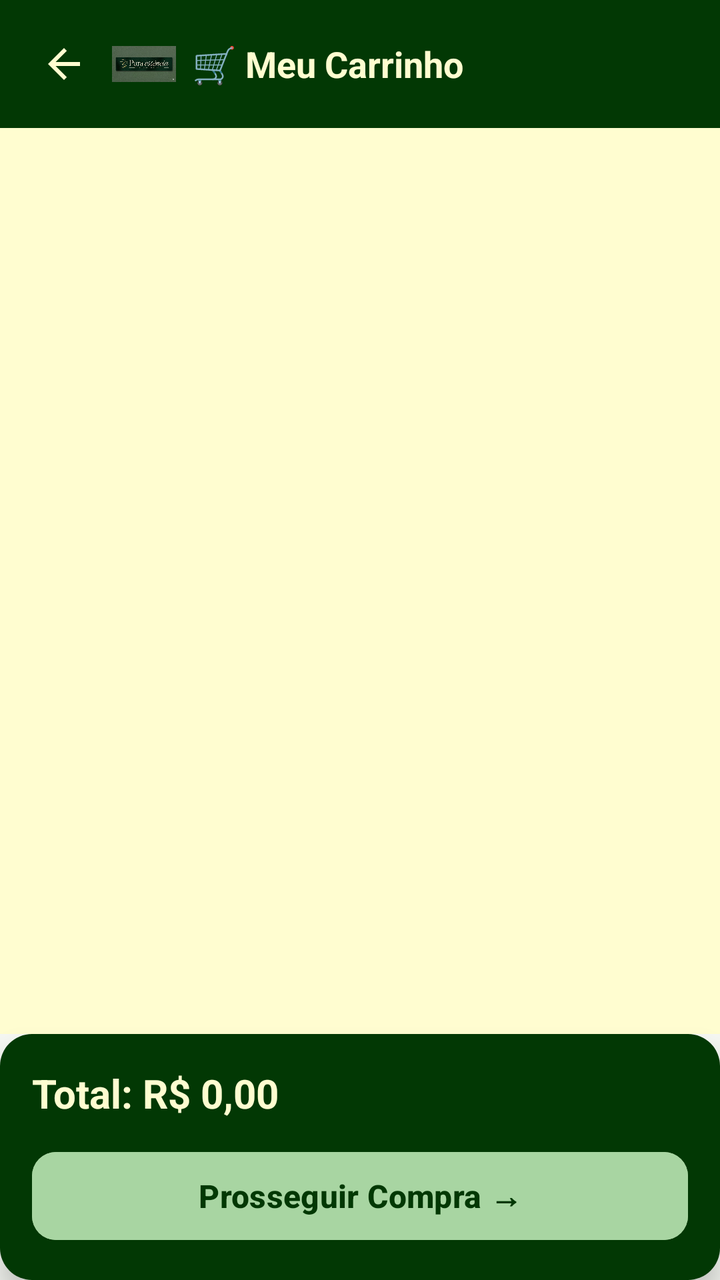
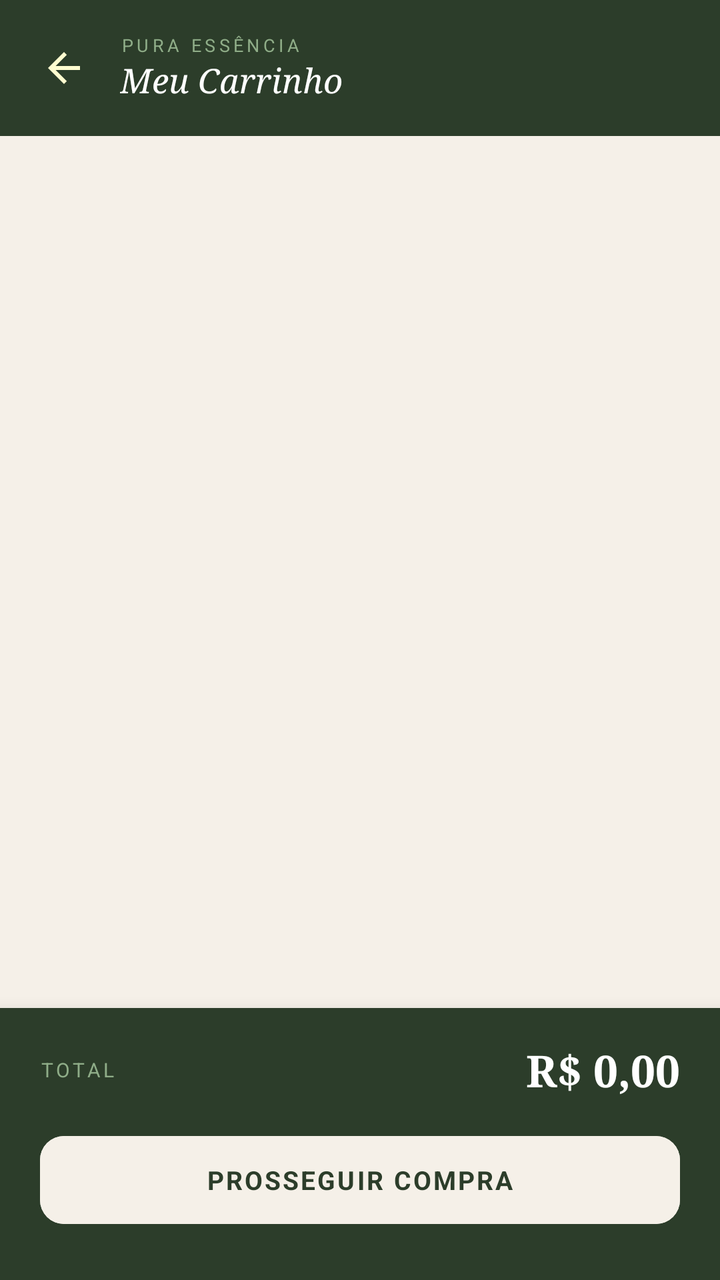

Screens rendered from an Android XML layout before and after an edit, with the pre-edit source and the edit as a unified diff.
<!-- AndroidManifest.xml: application theme Theme.AppLoginTest -->
<!-- res/layout/activity_carrinho.xml -->
<?xml version="1.0" encoding="utf-8"?>
<androidx.constraintlayout.widget.ConstraintLayout xmlns:android="http://schemas.android.com/apk/res/android"
    xmlns:app="http://schemas.android.com/apk/res-auto"
    android:id="@+id/main"
    android:layout_width="match_parent"
    android:layout_height="match_parent"
    android:background="#F5F7F2">

    
    <LinearLayout
        android:id="@+id/header"
        android:layout_width="0dp"
        android:layout_height="wrap_content"
        android:background="#023804"
        android:gravity="center_vertical"
        android:orientation="horizontal"
        android:padding="12dp"
        app:layout_constraintEnd_toEndOf="parent"
        app:layout_constraintStart_toStartOf="parent"
        app:layout_constraintTop_toTopOf="parent">

        <ImageButton
            android:id="@+id/btnVoltar"
            android:layout_width="40dp"
            android:layout_height="40dp"
            android:background="?attr/selectableItemBackgroundBorderless"
            android:src="@drawable/ic_seta_voltar"
            android:contentDescription="Voltar" />

        <ImageView
            android:layout_width="32dp"
            android:layout_height="32dp"
            android:layout_marginStart="4dp"
            app:srcCompat="@drawable/icone_essencia" />

        <TextView
            android:layout_width="0dp"
            android:layout_height="wrap_content"
            android:layout_marginStart="8dp"
            android:layout_weight="1"
            android:text="🛒 Meu Carrinho"
            android:textColor="#FFFDD0"
            android:textSize="18sp"
            android:textStyle="bold" />
    </LinearLayout>

    
    <androidx.recyclerview.widget.RecyclerView
        android:id="@+id/recyclerCarrinho"
        android:layout_width="0dp"
        android:layout_height="0dp"
        android:background="#FFFDD0"
        app:layout_constraintBottom_toTopOf="@+id/cardRodape"
        app:layout_constraintEnd_toEndOf="parent"
        app:layout_constraintStart_toStartOf="parent"
        app:layout_constraintTop_toBottomOf="@+id/header" />

    
    <TextView
        android:id="@+id/tvCarrinhoVazio"
        android:layout_width="wrap_content"
        android:layout_height="wrap_content"
        android:text="🛒 Carrinho vazio"
        android:textColor="#888"
        android:textSize="16sp"
        android:visibility="gone"
        app:layout_constraintBottom_toTopOf="@+id/cardRodape"
        app:layout_constraintEnd_toEndOf="parent"
        app:layout_constraintStart_toStartOf="parent"
        app:layout_constraintTop_toBottomOf="@+id/header" />

    
    <androidx.cardview.widget.CardView
        android:id="@+id/cardRodape"
        android:layout_width="0dp"
        android:layout_height="wrap_content"
        app:cardCornerRadius="16dp"
        app:cardElevation="8dp"
        app:layout_constraintBottom_toBottomOf="parent"
        app:layout_constraintEnd_toEndOf="parent"
        app:layout_constraintStart_toStartOf="parent">

        <LinearLayout
            android:layout_width="match_parent"
            android:layout_height="wrap_content"
            android:orientation="vertical"
            android:padding="16dp"
            android:background="#023804">

            <TextView
                android:id="@+id/tvTotal"
                android:layout_width="wrap_content"
                android:layout_height="wrap_content"
                android:text="Total: R$ 0,00"
                android:textColor="#FFFDD0"
                android:textSize="20sp"
                android:textStyle="bold" />

            <Button
                android:id="@+id/btnProsseguir"
                android:layout_width="match_parent"
                android:layout_height="52dp"
                android:layout_marginTop="12dp"
                android:backgroundTint="#A8D5A2"
                android:text="Prosseguir Compra →"
                android:textColor="#023804"
                android:textSize="16sp"
                android:textStyle="bold"
                app:cornerRadius="12dp" />
        </LinearLayout>
    </androidx.cardview.widget.CardView>

</androidx.constraintlayout.widget.ConstraintLayout>
<!-- resources referenced by this layout -->
<resources>
  <!-- drawable ic_seta_voltar (drawable) -->
  <vector xmlns:android="http://schemas.android.com/apk/res/android"
      android:width="24dp"
      android:height="24dp"
      android:viewportWidth="24"
      android:viewportHeight="24">
      <path
          android:fillColor="#FFFDD0"
          android:pathData="M20,11H7.83l5.59,-5.59L12,4l-8,8 8,8 1.41,-1.41L7.83,13H20v-2z"/>
  </vector>
  <!-- drawable icone_essencia: png bitmap (drawable, 532752 bytes) -->
  <style name="Theme.AppLoginTest" parent="Base.Theme.AppLoginTest" />
  <style name="Base.Theme.AppLoginTest" parent="Theme.Material3.DayNight.NoActionBar">
          
          
      </style>
</resources>

<!-- the commit's change to res/layout/activity_carrinho.xml (unified diff, before → after) -->
@@ -1,20 +1,24 @@
 <?xml version="1.0" encoding="utf-8"?>
-<androidx.constraintlayout.widget.ConstraintLayout xmlns:android="http://schemas.android.com/apk/res/android"
+<androidx.constraintlayout.widget.ConstraintLayout
+    xmlns:android="http://schemas.android.com/apk/res/android"
     xmlns:app="http://schemas.android.com/apk/res-auto"
     android:id="@+id/main"
     android:layout_width="match_parent"
     android:layout_height="match_parent"
-    android:background="#F5F7F2">
+    android:background="@color/creme_fundo">
 
     
     <LinearLayout
         android:id="@+id/header"
         android:layout_width="0dp"
         android:layout_height="wrap_content"
-        android:background="#023804"
+        android:background="@color/verde_escuro"
         android:gravity="center_vertical"
         android:orientation="horizontal"
-        android:padding="12dp"
+        android:paddingStart="12dp"
+        android:paddingEnd="16dp"
+        android:paddingTop="14dp"
+        android:paddingBottom="14dp"
         app:layout_constraintEnd_toEndOf="parent"
         app:layout_constraintStart_toStartOf="parent"
         app:layout_constraintTop_toTopOf="parent">
@@ -27,21 +31,30 @@
             android:src="@drawable/ic_seta_voltar"
             android:contentDescription="Voltar" />
 
-        <ImageView
-            android:layout_width="32dp"
-            android:layout_height="32dp"
-            android:layout_marginStart="4dp"
-            app:srcCompat="@drawable/icone_essencia" />
-
-        <TextView
+        <LinearLayout
             android:layout_width="0dp"
             android:layout_height="wrap_content"
+            android:layout_weight="1"
             android:layout_marginStart="8dp"
-            android:layout_weight="1"
-            android:text="🛒 Meu Carrinho"
-            android:textColor="#FFFDD0"
-            android:textSize="18sp"
-            android:textStyle="bold" />
+            android:orientation="vertical">
+
+            <TextView
+                android:layout_width="wrap_content"
+                android:layout_height="wrap_content"
+                android:text="PURA ESSÊNCIA"
+                android:textColor="@color/verde_claro"
+                android:textSize="9sp"
+                android:letterSpacing="0.2" />
+
+            <TextView
+                android:layout_width="wrap_content"
+                android:layout_height="wrap_content"
+                android:text="Meu Carrinho"
+                android:textColor="@color/white"
+                android:textSize="17sp"
+                android:fontFamily="serif"
+                android:textStyle="italic" />
+        </LinearLayout>
     </LinearLayout>
 
     
@@ -49,33 +62,52 @@
         android:id="@+id/recyclerCarrinho"
         android:layout_width="0dp"
         android:layout_height="0dp"
-        android:background="#FFFDD0"
+        android:background="@color/creme_fundo"
+        android:paddingTop="8dp"
+        android:clipToPadding="false"
         app:layout_constraintBottom_toTopOf="@+id/cardRodape"
         app:layout_constraintEnd_toEndOf="parent"
         app:layout_constraintStart_toStartOf="parent"
         app:layout_constraintTop_toBottomOf="@+id/header" />
 
     
-    <TextView
+    <LinearLayout
         android:id="@+id/tvCarrinhoVazio"
         android:layout_width="wrap_content"
         android:layout_height="wrap_content"
-        android:text="🛒 Carrinho vazio"
-        android:textColor="#888"
-        android:textSize="16sp"
+        android:orientation="vertical"
+        android:gravity="center"
         android:visibility="gone"
         app:layout_constraintBottom_toTopOf="@+id/cardRodape"
         app:layout_constraintEnd_toEndOf="parent"
         app:layout_constraintStart_toStartOf="parent"
-        app:layout_constraintTop_toBottomOf="@+id/header" />
+        app:layout_constraintTop_toBottomOf="@+id/header">
+
+        <TextView
+            android:layout_width="wrap_content"
+            android:layout_height="wrap_content"
+            android:text="🛒"
+            android:textSize="40sp" />
+
+        <TextView
+            android:layout_width="wrap_content"
+            android:layout_height="wrap_content"
+            android:layout_marginTop="8dp"
+            android:text="Carrinho vazio"
+            android:textColor="@color/texto_secundario"
+            android:textSize="16sp"
+            android:fontFamily="serif"
+            android:textStyle="italic" />
+    </LinearLayout>
 
     
     <androidx.cardview.widget.CardView
         android:id="@+id/cardRodape"
         android:layout_width="0dp"
         android:layout_height="wrap_content"
-        app:cardCornerRadius="16dp"
-        app:cardElevation="8dp"
+        app:cardCornerRadius="0dp"
+        app:cardElevation="12dp"
+        app:cardBackgroundColor="@color/verde_escuro"
         app:layout_constraintBottom_toBottomOf="parent"
         app:layout_constraintEnd_toEndOf="parent"
         app:layout_constraintStart_toStartOf="parent">
@@ -84,27 +116,47 @@
             android:layout_width="match_parent"
             android:layout_height="wrap_content"
             android:orientation="vertical"
-            android:padding="16dp"
-            android:background="#023804">
+            android:paddingStart="20dp"
+            android:paddingEnd="20dp"
+            android:paddingTop="16dp"
+            android:paddingBottom="24dp">
 
-            <TextView
-                android:id="@+id/tvTotal"
-                android:layout_width="wrap_content"
+            <LinearLayout
+                android:layout_width="match_parent"
                 android:layout_height="wrap_content"
-                android:text="Total: R$ 0,00"
-                android:textColor="#FFFDD0"
-                android:textSize="20sp"
-                android:textStyle="bold" />
+                android:orientation="horizontal"
+                android:gravity="center_vertical"
+                android:layout_marginBottom="14dp">
+
+                <TextView
+                    android:layout_width="0dp"
+                    android:layout_height="wrap_content"
+                    android:layout_weight="1"
+                    android:text="TOTAL"
+                    android:textColor="@color/verde_claro"
+                    android:textSize="10sp"
+                    android:letterSpacing="0.15" />
+
+                <TextView
+                    android:id="@+id/tvTotal"
+                    android:layout_width="wrap_content"
+                    android:layout_height="wrap_content"
+                    android:text="R$ 0,00"
+                    android:textColor="@color/white"
+                    android:textSize="22sp"
+                    android:fontFamily="serif"
+                    android:textStyle="bold" />
+            </LinearLayout>
 
             <Button
                 android:id="@+id/btnProsseguir"
                 android:layout_width="match_parent"
                 android:layout_height="52dp"
-                android:layout_marginTop="12dp"
-                android:backgroundTint="#A8D5A2"
-                android:text="Prosseguir Compra →"
-                android:textColor="#023804"
-                android:textSize="16sp"
+                android:backgroundTint="@color/creme_fundo"
+                android:text="PROSSEGUIR COMPRA"
+                android:textColor="@color/verde_escuro"
+                android:textSize="13sp"
+                android:letterSpacing="0.08"
                 android:textStyle="bold"
                 app:cornerRadius="12dp" />
         </LinearLayout>
<!-- resource entries referenced after the edit -->
@@ -1,5 +1,10 @@
 <!-- resources referenced by this layout -->
 <resources>
+  <color name="creme_fundo">#F5F0E8</color>
+  <color name="texto_secundario">#B0A090</color>
+  <color name="verde_claro">#8FAD88</color>
+  <color name="verde_escuro">#2C3D2A</color>
+  <color name="white">#FFFFFFFF</color>
   <!-- drawable ic_seta_voltar (drawable) -->
   <vector xmlns:android="http://schemas.android.com/apk/res/android"
       android:width="24dp"
@@ -10,11 +15,16 @@
           android:fillColor="#FFFDD0"
           android:pathData="M20,11H7.83l5.59,-5.59L12,4l-8,8 8,8 1.41,-1.41L7.83,13H20v-2z"/>
   </vector>
-  <!-- drawable icone_essencia: png bitmap (drawable, 532752 bytes) -->
   <style name="Theme.AppLoginTest" parent="Base.Theme.AppLoginTest" />
   <style name="Base.Theme.AppLoginTest" parent="Theme.Material3.DayNight.NoActionBar">
-          
-          
+          <item name="colorPrimary">@color/verde_escuro</item>
+          <item name="colorPrimaryVariant">@color/verde_medio</item>
+          <item name="colorOnPrimary">@color/white</item>
+          <item name="colorSecondary">@color/verde_claro</item>
+          <item name="colorOnSecondary">@color/verde_escuro</item>
+          <item name="android:windowBackground">@color/creme_fundo</item>
+          <item name="android:fontFamily">sans-serif</item>
       </style>
+  <color name="verde_medio">#3D5C3A</color>
 </resources>
 
